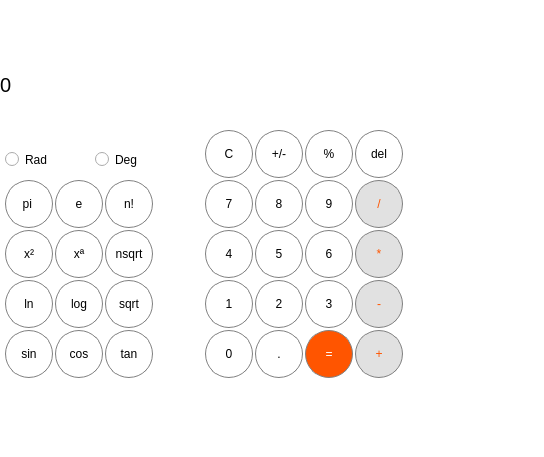
This is SummerWar/calculator/calculator.ui in MantiS33/studentcpp as Qt 5 draws it before an edit. The edited form follows.
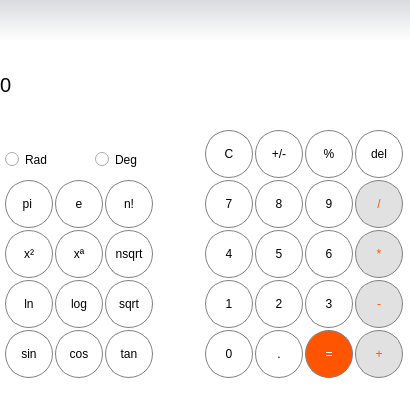
This is the edited form.

Commit message: добавлено отображение всего примера, скорректирован дизайн

Diff of the .ui file:
```diff
--- a/SummerWar/calculator/calculator.ui
+++ b/SummerWar/calculator/calculator.ui
@@ -6,8 +6,8 @@
    <rect>
     <x>0</x>
     <y>0</y>
-    <width>544</width>
-    <height>457</height>
+    <width>410</width>
+    <height>405</height>
    </rect>
   </property>
   <property name="windowTitle">
@@ -1025,12 +1025,18 @@
    <widget class="QLabel" name="label_2">
     <property name="geometry">
      <rect>
-      <x>160</x>
+      <x>0</x>
       <y>0</y>
-      <width>240</width>
+      <width>410</width>
       <height>41</height>
      </rect>
     </property>
+    <property name="styleSheet">
+     <string notr="true">QLabel {
+qproperty-alignment: 'AlignVCenter | AlignRight';
+background-color: qlineargradient(x1: 0, y1: 0, x2: 0, y1: 1, stop:1 #dadbde, stop:0 #ffffff);
+}</string>
+    </property>
     <property name="text">
      <string/>
     </property>
```
Left out of the diff: 2 changed lines with no effect on the pictures. The commit also changes 4 other files.
